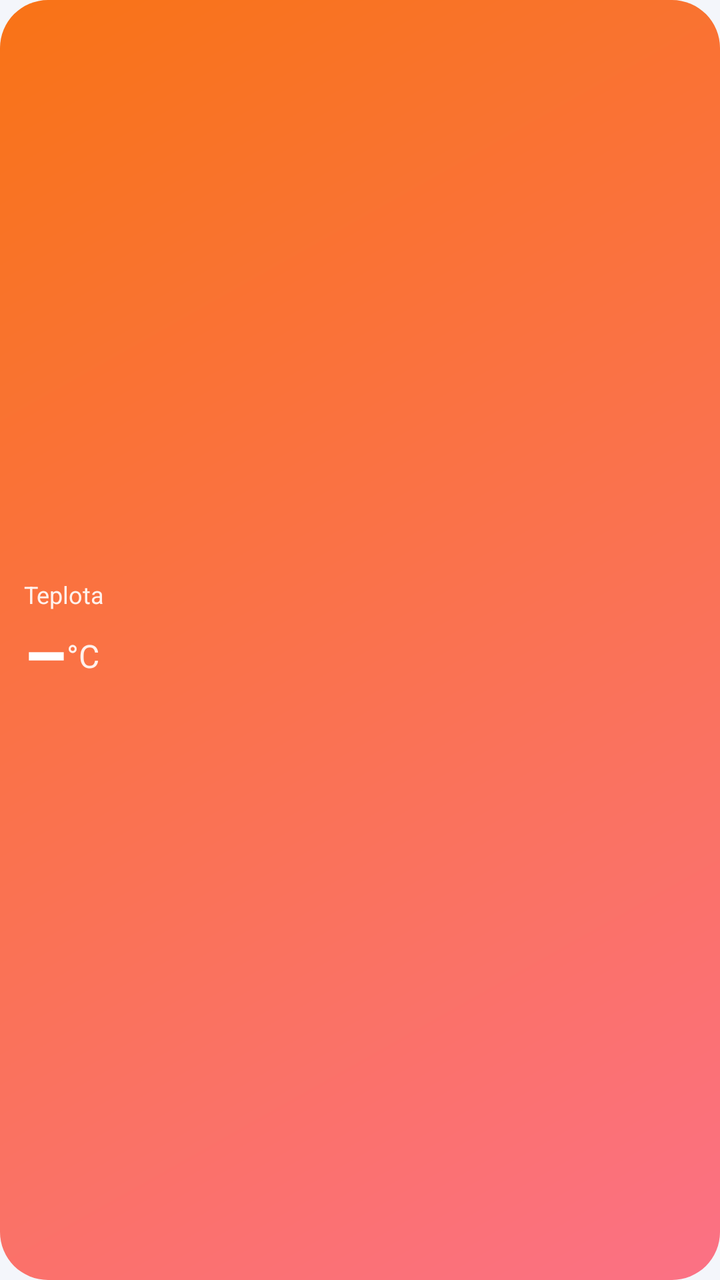
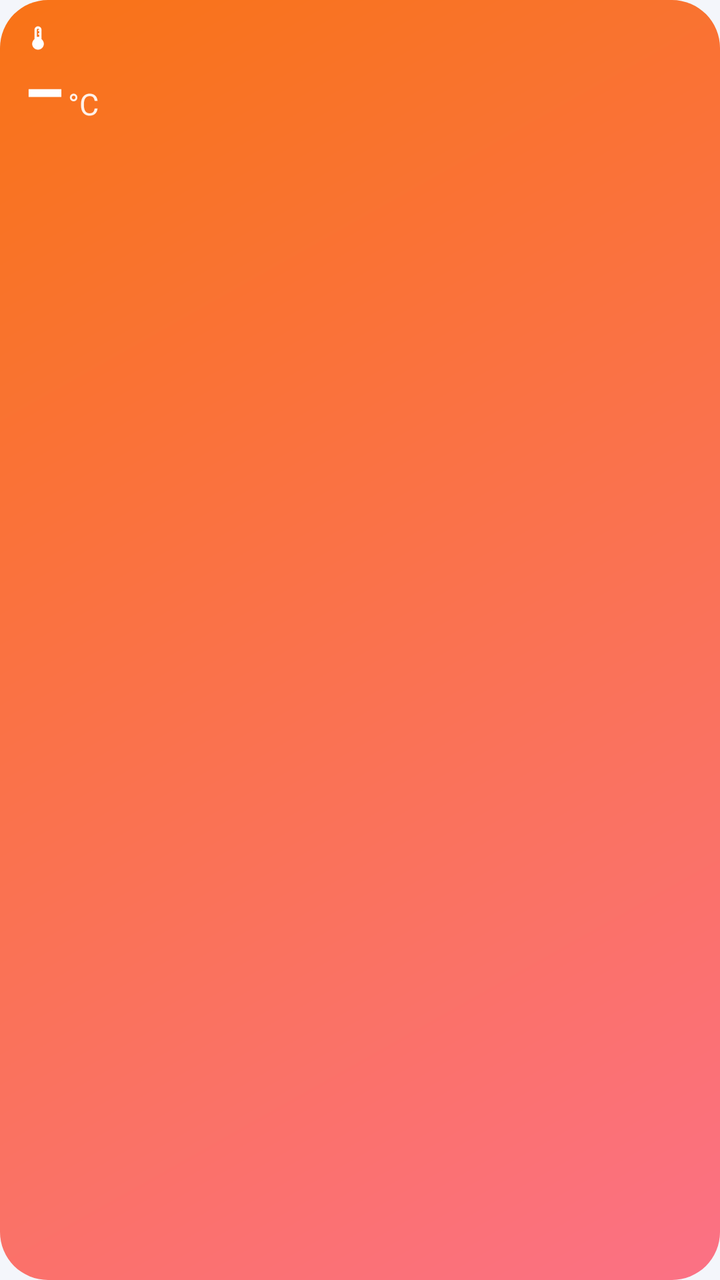

The first picture is an Android layout as it rendered before a commit; the second is the same layout after the commit. The layout source and the unified diff follow.
<!-- AndroidManifest.xml: application theme AppTheme -->
<!-- res/layout/widget_01.xml -->
<?xml version="1.0" encoding="utf-8"?>
<LinearLayout xmlns:android="http://schemas.android.com/apk/res/android" android:id="@+id/root" android:layout_width="match_parent" android:layout_height="match_parent"
    android:orientation="vertical" android:gravity="center_vertical" android:padding="12dp" android:background="@drawable/bg_temp">
    <TextView android:id="@+id/tName" android:layout_width="match_parent" android:layout_height="wrap_content"
        android:textColor="#E6FFFFFF" android:textSize="12sp" android:maxLines="1" android:ellipsize="end" android:text="Teplota" />
    <LinearLayout android:layout_width="match_parent" android:layout_height="wrap_content" android:orientation="horizontal" android:gravity="bottom">
        <TextView android:id="@+id/tTemp" android:layout_width="wrap_content" android:layout_height="wrap_content"
            android:textColor="#FFFFFFFF" android:textSize="34sp" android:textStyle="bold" android:fontFamily="sans-serif-medium" android:text="–" />
        <TextView android:layout_width="wrap_content" android:layout_height="wrap_content" android:layout_marginBottom="6dp"
            android:textColor="#E6FFFFFF" android:textSize="16sp" android:text="°C" />
        <TextView android:id="@+id/tTrend" android:layout_width="0dp" android:layout_weight="1" android:layout_height="wrap_content"
            android:layout_marginBottom="7dp" android:gravity="end" android:textColor="#E6FFFFFF" android:textSize="12sp" android:maxLines="1" />
    </LinearLayout>
</LinearLayout>
<!-- resources referenced by this layout -->
<resources>
  <!-- drawable bg_temp (drawable) -->
  <?xml version="1.0" encoding="utf-8"?>
  <shape xmlns:android="http://schemas.android.com/apk/res/android" android:shape="rectangle">
      <gradient android:angle="315" android:startColor="#FFF97316" android:endColor="#FFFB7185" />
      <corners android:radius="24dp" />
  </shape>
  <!-- unchanged entries left out for length: 1 -->
</resources>

<!-- the commit's change to res/layout/widget_01.xml (unified diff, before → after) -->
@@ -1,14 +1,43 @@
 <?xml version="1.0" encoding="utf-8"?>
-<LinearLayout xmlns:android="http://schemas.android.com/apk/res/android" android:id="@+id/root" android:layout_width="match_parent" android:layout_height="match_parent"
-    android:orientation="vertical" android:gravity="center_vertical" android:padding="12dp" android:background="@drawable/bg_temp">
-    <TextView android:id="@+id/tName" android:layout_width="match_parent" android:layout_height="wrap_content"
-        android:textColor="#E6FFFFFF" android:textSize="12sp" android:maxLines="1" android:ellipsize="end" android:text="Teplota" />
-    <LinearLayout android:layout_width="match_parent" android:layout_height="wrap_content" android:orientation="horizontal" android:gravity="bottom">
-        <TextView android:id="@+id/tTemp" android:layout_width="wrap_content" android:layout_height="wrap_content"
-            android:textColor="#FFFFFFFF" android:textSize="34sp" android:textStyle="bold" android:fontFamily="sans-serif-medium" android:text="–" />
-        <TextView android:layout_width="wrap_content" android:layout_height="wrap_content" android:layout_marginBottom="6dp"
-            android:textColor="#E6FFFFFF" android:textSize="16sp" android:text="°C" />
-        <TextView android:id="@+id/tTrend" android:layout_width="0dp" android:layout_weight="1" android:layout_height="wrap_content"
-            android:layout_marginBottom="7dp" android:gravity="end" android:textColor="#E6FFFFFF" android:textSize="12sp" android:maxLines="1" />
-    </LinearLayout>
+<LinearLayout xmlns:android="http://schemas.android.com/apk/res/android" android:id="@+id/root" android:layout_width="match_parent" android:layout_height="match_parent" android:orientation="vertical" android:gravity="top" android:padding="12dp" android:background="@drawable/bg_temp">
+<LinearLayout android:layout_width="match_parent" android:layout_height="wrap_content" android:orientation="horizontal" android:gravity="center_vertical">
+  <ImageView android:layout_width="14dp" android:layout_height="14dp" android:layout_marginEnd="5dp" android:src="@drawable/ic_thermo" android:tint="#E6FFFFFF" android:importantForAccessibility="no" />
+  <TextView android:id="@+id/tName" android:layout_width="0dp" android:layout_height="wrap_content" android:textColor="#E6FFFFFF" android:textSize="12sp" android:textStyle="bold" android:maxLines="1" android:ellipsize="end" android:includeFontPadding="false" android:layout_weight="1" />
 </LinearLayout>
+<LinearLayout android:layout_width="match_parent" android:layout_height="wrap_content" android:orientation="horizontal" android:gravity="bottom" android:layout_marginTop="2dp">
+  <TextView android:id="@+id/tTemp" android:layout_width="wrap_content" android:layout_height="wrap_content" android:textColor="#FFFFFFFF" android:textSize="32sp" android:textStyle="bold" android:maxLines="1" android:ellipsize="end" android:includeFontPadding="false" android:text="–" android:fontFamily="sans-serif-medium" />
+  <TextView android:layout_width="wrap_content" android:layout_height="wrap_content" android:textColor="#E6FFFFFF" android:textSize="15sp" android:text="°C" android:layout_marginStart="2dp" />
+  <TextView android:id="@+id/tTrend" android:layout_width="0dp" android:layout_height="wrap_content" android:textColor="#E6FFFFFF" android:textSize="11sp" android:maxLines="1" android:ellipsize="end" android:includeFontPadding="false" android:layout_weight="1" android:gravity="end" />
+</LinearLayout>
+<include layout="@layout/widget_info_block" />
+</LinearLayout>
+<!-- res/layout/widget_info_block.xml (included above) -->
+<?xml version="1.0" encoding="utf-8"?>
+<LinearLayout xmlns:android="http://schemas.android.com/apk/res/android" android:id="@+id/infoBlock" android:layout_width="match_parent" android:layout_height="wrap_content" android:orientation="vertical" android:layout_marginTop="4dp">
+<LinearLayout android:id="@+id/rowPlace" android:layout_width="match_parent" android:layout_height="wrap_content" android:orientation="horizontal" android:gravity="center_vertical" android:visibility="gone" android:layout_marginTop="2dp">
+  <ImageView android:layout_width="11dp" android:layout_height="11dp" android:layout_marginEnd="4dp" android:src="@drawable/ic_place" android:tint="#CCFFFFFF" android:importantForAccessibility="no" />
+  <TextView android:id="@+id/tPlace" android:layout_width="0dp" android:layout_height="wrap_content" android:textColor="#DDFFFFFF" android:textSize="10sp" android:maxLines="1" android:ellipsize="end" android:includeFontPadding="false" android:layout_weight="1" />
+</LinearLayout>
+<LinearLayout android:id="@+id/rowClock" android:layout_width="match_parent" android:layout_height="wrap_content" android:orientation="horizontal" android:gravity="center_vertical" android:visibility="gone" android:layout_marginTop="2dp">
+  <LinearLayout android:id="@+id/grpTime" android:layout_width="wrap_content" android:layout_height="wrap_content" android:gravity="center_vertical" android:layout_marginEnd="8dp">
+    <ImageView android:layout_width="11dp" android:layout_height="11dp" android:layout_marginEnd="4dp" android:src="@drawable/ic_clock" android:tint="#CCFFFFFF" android:importantForAccessibility="no" />
+    <TextClock android:id="@+id/clockTime" android:layout_width="wrap_content" android:layout_height="wrap_content" android:format24Hour="HH:mm" android:format12Hour="HH:mm" android:textColor="#FFFFFFFF" android:textSize="11sp" android:textStyle="bold" android:includeFontPadding="false" />
+  </LinearLayout>
+  <LinearLayout android:id="@+id/grpDate" android:layout_width="0dp" android:layout_weight="1" android:layout_height="wrap_content" android:gravity="center_vertical">
+    <ImageView android:layout_width="11dp" android:layout_height="11dp" android:layout_marginEnd="4dp" android:src="@drawable/ic_calendar" android:tint="#CCFFFFFF" android:importantForAccessibility="no" />
+    <TextClock android:id="@+id/clockDate" android:layout_width="wrap_content" android:layout_height="wrap_content" android:format24Hour="EEE d. MMM yyyy" android:format12Hour="EEE d. MMM yyyy" android:textColor="#DDFFFFFF" android:textSize="10sp" android:maxLines="1" android:includeFontPadding="false" />
+  </LinearLayout>
+</LinearLayout>
+<LinearLayout android:id="@+id/rowExtra" android:layout_width="match_parent" android:layout_height="wrap_content" android:orientation="horizontal" android:gravity="center_vertical" android:visibility="gone" android:layout_marginTop="2dp">
+  <ImageView android:layout_width="11dp" android:layout_height="11dp" android:layout_marginEnd="4dp" android:src="@drawable/ic_mood" android:tint="#CCFFFFFF" android:importantForAccessibility="no" />
+  <TextView android:id="@+id/tExtra" android:layout_width="0dp" android:layout_height="wrap_content" android:textColor="#DDFFFFFF" android:textSize="10sp" android:maxLines="1" android:ellipsize="end" android:includeFontPadding="false" android:layout_weight="1" />
+</LinearLayout>
+<LinearLayout android:id="@+id/rowToday" android:layout_width="match_parent" android:layout_height="wrap_content" android:orientation="horizontal" android:gravity="center_vertical" android:visibility="gone" android:layout_marginTop="2dp">
+  <ImageView android:layout_width="11dp" android:layout_height="11dp" android:layout_marginEnd="4dp" android:src="@drawable/ic_chart" android:tint="#CCFFFFFF" android:importantForAccessibility="no" />
+  <TextView android:id="@+id/tToday" android:layout_width="0dp" android:layout_height="wrap_content" android:textColor="#DDFFFFFF" android:textSize="10sp" android:maxLines="1" android:ellipsize="end" android:includeFontPadding="false" android:layout_weight="1" />
+</LinearLayout>
+<LinearLayout android:id="@+id/rowUpdated" android:layout_width="match_parent" android:layout_height="wrap_content" android:orientation="horizontal" android:gravity="center_vertical" android:visibility="gone" android:layout_marginTop="2dp">
+  <ImageView android:layout_width="11dp" android:layout_height="11dp" android:layout_marginEnd="4dp" android:src="@drawable/ic_sync" android:tint="#AAFFFFFF" android:importantForAccessibility="no" />
+  <TextView android:id="@+id/tUpdatedAt" android:layout_width="0dp" android:layout_height="wrap_content" android:textColor="#AAFFFFFF" android:textSize="10sp" android:maxLines="1" android:ellipsize="end" android:includeFontPadding="false" android:layout_weight="1" />
+</LinearLayout>
+</LinearLayout>
<!-- resource entries referenced after the edit -->
@@ -6,6 +6,41 @@
       <gradient android:angle="315" android:startColor="#FFF97316" android:endColor="#FFFB7185" />
       <corners android:radius="24dp" />
   </shape>
+  <!-- drawable ic_calendar (drawable) -->
+  <?xml version="1.0" encoding="utf-8"?>
+  <vector xmlns:android="http://schemas.android.com/apk/res/android" android:width="24dp" android:height="24dp" android:viewportWidth="24" android:viewportHeight="24">
+      <path android:fillColor="#FFFFFFFF" android:pathData="M19,3h-1V1h-2v2H8V1H6v2H5c-1.11,0 -1.99,0.9 -1.99,2L3,19c0,1.1 0.89,2 2,2h14c1.1,0 2,-0.9 2,-2V5c0,-1.1 -0.9,-2 -2,-2zM19,19H5V8h14v11zM7,10h5v5H7z" />
+  </vector>
+  <!-- drawable ic_chart (drawable) -->
+  <?xml version="1.0" encoding="utf-8"?>
+  <vector xmlns:android="http://schemas.android.com/apk/res/android" android:width="24dp" android:height="24dp" android:viewportWidth="24" android:viewportHeight="24">
+      <path android:fillColor="#FFFFFFFF" android:pathData="M3.5,18.49l6,-6.01 4,4L22,6.92l-1.41,-1.41 -7.09,7.97 -4,-4L2,16.99z" />
+  </vector>
+  <!-- drawable ic_clock (drawable) -->
+  <?xml version="1.0" encoding="utf-8"?>
+  <vector xmlns:android="http://schemas.android.com/apk/res/android" android:width="24dp" android:height="24dp" android:viewportWidth="24" android:viewportHeight="24">
+      <path android:fillColor="#FFFFFFFF" android:pathData="M11.99,2C6.47,2 2,6.48 2,12s4.47,10 9.99,10C17.52,22 22,17.52 22,12S17.52,2 11.99,2zM12,20c-4.42,0 -8,-3.58 -8,-8s3.58,-8 8,-8 8,3.58 8,8 -3.58,8 -8,8zM12.5,7H11v6l5.25,3.15 0.75,-1.23 -4.5,-2.67z" />
+  </vector>
+  <!-- drawable ic_mood (drawable) -->
+  <?xml version="1.0" encoding="utf-8"?>
+  <vector xmlns:android="http://schemas.android.com/apk/res/android" android:width="24dp" android:height="24dp" android:viewportWidth="24" android:viewportHeight="24">
+      <path android:fillColor="#FFFFFFFF" android:pathData="M11.99,2C6.47,2 2,6.48 2,12s4.47,10 9.99,10C17.52,22 22,17.52 22,12S17.52,2 11.99,2zM12,20c-4.42,0 -8,-3.58 -8,-8s3.58,-8 8,-8 8,3.58 8,8 -3.58,8 -8,8zM15.5,11c0.83,0 1.5,-0.67 1.5,-1.5S16.33,8 15.5,8 14,8.67 14,9.5s0.67,1.5 1.5,1.5zM8.5,11c0.83,0 1.5,-0.67 1.5,-1.5S9.33,8 8.5,8 7,8.67 7,9.5 7.67,11 8.5,11zM12,17.5c2.33,0 4.31,-1.46 5.11,-3.5H6.89c0.8,2.04 2.78,3.5 5.11,3.5z" />
+  </vector>
+  <!-- drawable ic_place (drawable) -->
+  <?xml version="1.0" encoding="utf-8"?>
+  <vector xmlns:android="http://schemas.android.com/apk/res/android" android:width="24dp" android:height="24dp" android:viewportWidth="24" android:viewportHeight="24">
+      <path android:fillColor="#FFFFFFFF" android:pathData="M12,2C8.13,2 5,5.13 5,9c0,5.25 7,13 7,13s7,-7.75 7,-13c0,-3.87 -3.13,-7 -7,-7zM12,11.5c-1.38,0 -2.5,-1.12 -2.5,-2.5s1.12,-2.5 2.5,-2.5 2.5,1.12 2.5,2.5 -1.12,2.5 -2.5,2.5z" />
+  </vector>
+  <!-- drawable ic_sync (drawable) -->
+  <?xml version="1.0" encoding="utf-8"?>
+  <vector xmlns:android="http://schemas.android.com/apk/res/android" android:width="24dp" android:height="24dp" android:viewportWidth="24" android:viewportHeight="24">
+      <path android:fillColor="#FFFFFFFF" android:pathData="M12,4V1L8,5l4,4V6c3.31,0 6,2.69 6,6 0,1.01 -0.25,1.97 -0.7,2.8l1.46,1.46C19.54,15.03 20,13.57 20,12c0,-4.42 -3.58,-8 -8,-8zM12,18c-3.31,0 -6,-2.69 -6,-6 0,-1.01 0.25,-1.97 0.7,-2.8L5.24,7.74C4.46,8.97 4,10.43 4,12c0,4.42 3.58,8 8,8v3l4,-4 -4,-4v3z" />
+  </vector>
+  <!-- drawable ic_thermo (drawable) -->
+  <?xml version="1.0" encoding="utf-8"?>
+  <vector xmlns:android="http://schemas.android.com/apk/res/android" android:width="24dp" android:height="24dp" android:viewportWidth="24" android:viewportHeight="24">
+      <path android:fillColor="#FFFFFFFF" android:pathData="M15,13V5c0,-1.66 -1.34,-3 -3,-3S9,3.34 9,5v8c-1.21,0.91 -2,2.37 -2,4 0,2.76 2.24,5 5,5s5,-2.24 5,-5c0,-1.63 -0.79,-3.09 -2,-4zM11,5c0,-0.55 0.45,-1 1,-1s1,0.45 1,1h-1v1h1v2h-1v1h1v2h-2V5z" />
+  </vector>
   <!-- unchanged entries left out for length: 1 -->
 </resources>
 
